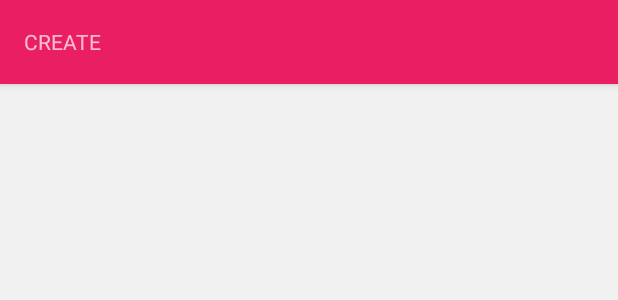
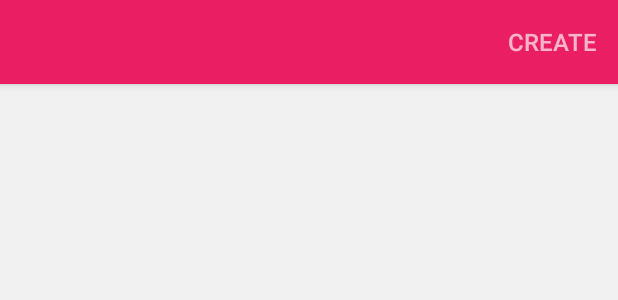
Before and after one commit to sheyko-d/Tipstream, an Android app: the layout activity_create.xml on its own in the app's theme, with its tools: preview values and no code run, on a phone screen of 412 x 824 dp. Shown: the top 300 px of the screen. Run offline under Robolectric (Android 15) with nearby library versions, the phone set to English and light mode, and no system bars.

Commit message:
Added create and messages screens

```diff
--- a/app/src/main/AndroidManifest.xml
+++ b/app/src/main/AndroidManifest.xml
@@ -14,7 +14,8 @@
         android:theme="@style/AppTheme">
         <activity
             android:name=".MainActivity"
-            android:label="@string/app_name">
+            android:label="@string/app_name"
+            android:theme="@style/AppTheme.TransparentStatusBar">
             <intent-filter>
                 <action android:name="android.intent.action.MAIN" />
 
@@ -23,10 +24,10 @@
         </activity>
         <activity
             android:name=".CreateActivity"
-            android:label="@string/title_activity_create"/>
+            android:label="@string/title_activity_create" />
         <activity
             android:name=".MessagesActivity"
-            android:label="@string/title_activity_messages"/>
+            android:label="@string/title_activity_messages" />
     </application>
 
 </manifest>
--- a/app/src/main/java/com/tipstream/CreateActivity.java
+++ b/app/src/main/java/com/tipstream/CreateActivity.java
@@ -1,5 +1,6 @@
 package com.tipstream;
 
+import android.content.Context;
 import android.os.Bundle;
 import android.support.v7.app.ActionBar;
 import android.support.v7.app.AppCompatActivity;
@@ -7,6 +8,7 @@ import android.support.v7.widget.Toolbar;
 
 import butterknife.Bind;
 import butterknife.ButterKnife;
+import uk.co.chrisjenx.calligraphy.CalligraphyContextWrapper;
 
 public class CreateActivity extends AppCompatActivity {
 
@@ -28,8 +30,11 @@ public class CreateActivity extends AppCompatActivity {
         ActionBar actionBar = getSupportActionBar();
         if (actionBar != null) {
             actionBar.setDisplayHomeAsUpEnabled(true);
-            actionBar.setHomeAsUpIndicator(R.drawable.ic_menu);
-            actionBar.setDisplayShowTitleEnabled(false);
         }
     }
+
+    @Override
+    protected void attachBaseContext(Context newBase) {
+        super.attachBaseContext(CalligraphyContextWrapper.wrap(newBase));
+    }
 }
--- a/app/src/main/java/com/tipstream/MessagesActivity.java
+++ b/app/src/main/java/com/tipstream/MessagesActivity.java
@@ -1,5 +1,6 @@
 package com.tipstream;
 
+import android.content.Context;
 import android.content.Intent;
 import android.os.Bundle;
 import android.os.Handler;
@@ -14,6 +15,7 @@ import android.view.MenuItem;
 
 import butterknife.Bind;
 import butterknife.ButterKnife;
+import uk.co.chrisjenx.calligraphy.CalligraphyContextWrapper;
 
 public class MessagesActivity extends AppCompatActivity implements
         NavigationView.OnNavigationItemSelectedListener {
--- /dev/null
+++ b/app/src/main/res/drawable-v21/menu_ripple.xml
@@ -0,0 +1,5 @@
+<?xml version="1.0" encoding="utf-8"?>
+<ripple xmlns:android="http://schemas.android.com/apk/res/android"
+    android:color="?android:colorControlHighlight"
+    android:radius="30dp">
+</ripple>
--- /dev/null
+++ b/app/src/main/res/drawable/menu_ripple.xml
@@ -0,0 +1,2 @@
+<?xml version="1.0" encoding="utf-8"?><!-- Add selector instead of ripple on pre-Lollipop devices-->
+<selector />
--- a/app/src/main/res/layout/activity_create.xml
+++ b/app/src/main/res/layout/activity_create.xml
@@ -1,34 +1,35 @@
-<android.support.v4.widget.DrawerLayout xmlns:android="http://schemas.android.com/apk/res/android"
+<LinearLayout xmlns:android="http://schemas.android.com/apk/res/android"
     xmlns:app="http://schemas.android.com/apk/res-auto"
+    xmlns:tools="http://schemas.android.com/tools"
     android:layout_width="match_parent"
     android:layout_height="match_parent"
-    android:fitsSystemWindows="true">
+    android:orientation="vertical">
 
-    <LinearLayout
+    <FrameLayout
         android:layout_width="match_parent"
-        android:layout_height="wrap_content"
-        android:orientation="vertical">
+        android:layout_height="?attr/actionBarSize"
+        android:background="?attr/colorPrimary"
+        android:elevation="4dp">
 
         <android.support.v7.widget.Toolbar
             android:id="@+id/toolbar"
             android:layout_width="match_parent"
             android:layout_height="?attr/actionBarSize"
-            android:background="?attr/colorPrimary"
-            android:elevation="4dp"
-            app:theme="@style/ThemeOverlay.AppCompat.Dark.ActionBar">
+            app:theme="@style/ThemeOverlay.AppCompat.Dark.ActionBar" />
 
-            <TextView
-                android:layout_width="wrap_content"
-                android:layout_height="wrap_content"
-                android:text="CREATE" />
-        </android.support.v7.widget.Toolbar>
+        <Button
+            style="?android:borderlessButtonStyle"
+            fontPath="fonts/Roboto-Regular.ttf"
+            android:layout_width="wrap_content"
+            android:layout_height="match_parent"
+            android:layout_gravity="end"
+            android:background="@drawable/menu_ripple"
+            android:padding="12dp"
+            android:text="@string/menu_action_create"
+            android:textAllCaps="true"
+            android:textColor="@color/menu_action"
+            android:textSize="16sp"
+            tools:ignore="MissingPrefix" />
+    </FrameLayout>
 
-    </LinearLayout>
-
-    <android.support.design.widget.NavigationView
-        android:layout_width="wrap_content"
-        android:layout_height="match_parent"
-        android:layout_gravity="start"
-        app:headerLayout="@layout/drawer_header"
-        app:menu="@menu/drawer" />
-</android.support.v4.widget.DrawerLayout>
+</LinearLayout>
--- a/app/src/main/res/layout/item_tripcard.xml
+++ b/app/src/main/res/layout/item_tripcard.xml
@@ -27,7 +27,7 @@
                 android:layout_marginEnd="4dp"
                 android:layout_marginRight="4dp"
                 android:layout_marginTop="4dp"
-                android:background="@drawable/circular_ripple"
+                android:background="@drawable/action_ripple"
                 android:contentDescription="@null"
                 android:src="@drawable/ic_share"
                 android:tint="@color/primary" />
@@ -41,7 +41,7 @@
                 android:layout_marginTop="4dp"
                 android:layout_toLeftOf="@+id/tipcard_share_btn"
                 android:layout_toStartOf="@+id/tipcard_share_btn"
-                android:background="@drawable/circular_ripple"
+                android:background="@drawable/action_ripple"
                 android:contentDescription="@null"
                 android:src="@drawable/ic_favorite"
                 android:tint="@color/accent" />
--- a/app/src/main/res/values-v21/styles.xml
+++ b/app/src/main/res/values-v21/styles.xml
@@ -1,7 +1,7 @@
 <resources>
 
     <!-- Base application theme. -->
-    <style name="AppTheme" parent="Base.AppTheme">
+    <style name="AppTheme.TransparentStatusBar" parent="AppTheme">
         <item name="android:windowDrawsSystemBarBackgrounds">true</item>
         <item name="android:statusBarColor">@android:color/transparent</item>
     </style>
--- a/app/src/main/res/values/colors.xml
+++ b/app/src/main/res/values/colors.xml
@@ -12,4 +12,6 @@
     <!-- TODO: Replace with cardboard texture? -->
     <color name="card_bg">#FBFBFB</color>
     <color name="avatar_placeholder">#DDD</color>
+    <color name="menu_action">#AAFFFFFF</color>
+
 </resources>
--- a/app/src/main/res/values/strings.xml
+++ b/app/src/main/res/values/strings.xml
@@ -9,7 +9,7 @@
     <string name="menu_action_near_off">Show all tipcards</string>
 
     <!-- Create a Tipcard screen -->
-    <string name="title_activity_create">Create a Tipcard</string>
+    <string name="title_activity_create">New tipcard</string>
     <string name="menu_action_create">Create</string>
 
     <!-- Messages screen -->
--- a/app/src/main/res/values/styles.xml
+++ b/app/src/main/res/values/styles.xml
@@ -1,13 +1,13 @@
 <resources>
 
     <!-- Base application theme. -->
-    <style name="Base.AppTheme" parent="Theme.AppCompat.Light.NoActionBar">
+    <style name="AppTheme" parent="Theme.AppCompat.Light.NoActionBar">
         <item name="colorPrimary">@color/primary</item>
         <item name="colorPrimaryDark">@color/primary_dark</item>
         <item name="colorAccent">@color/accent</item>
         <item name="android:windowBackground">@color/bg</item>
     </style>
 
-    <style name="AppTheme" parent="Base.AppTheme" />
+    <style name="AppTheme.TransparentStatusBar" parent="AppTheme" />
 
 </resources>
```
Also changed, not shown: app/src/main/res/drawable-v21/action_ripple.xml (renamed from app/src/main/res/drawable-v21/circular_ripple.xml), app/src/main/res/drawable/action_ripple.xml (renamed from app/src/main/res/drawable/circular_ripple.xml).
